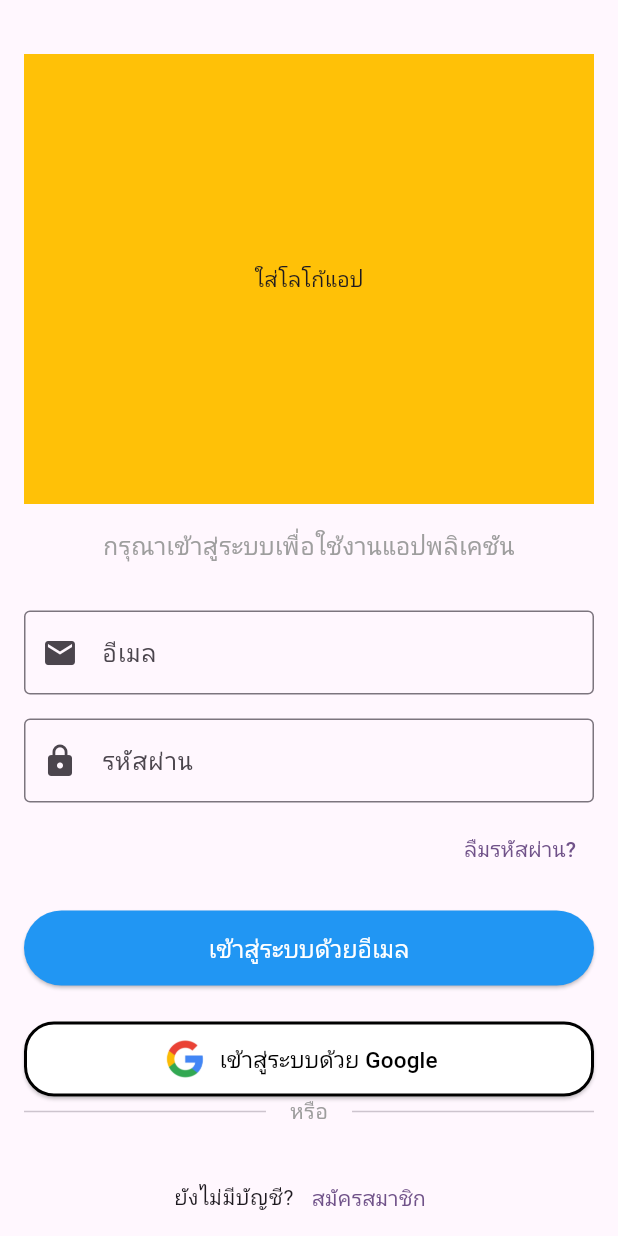
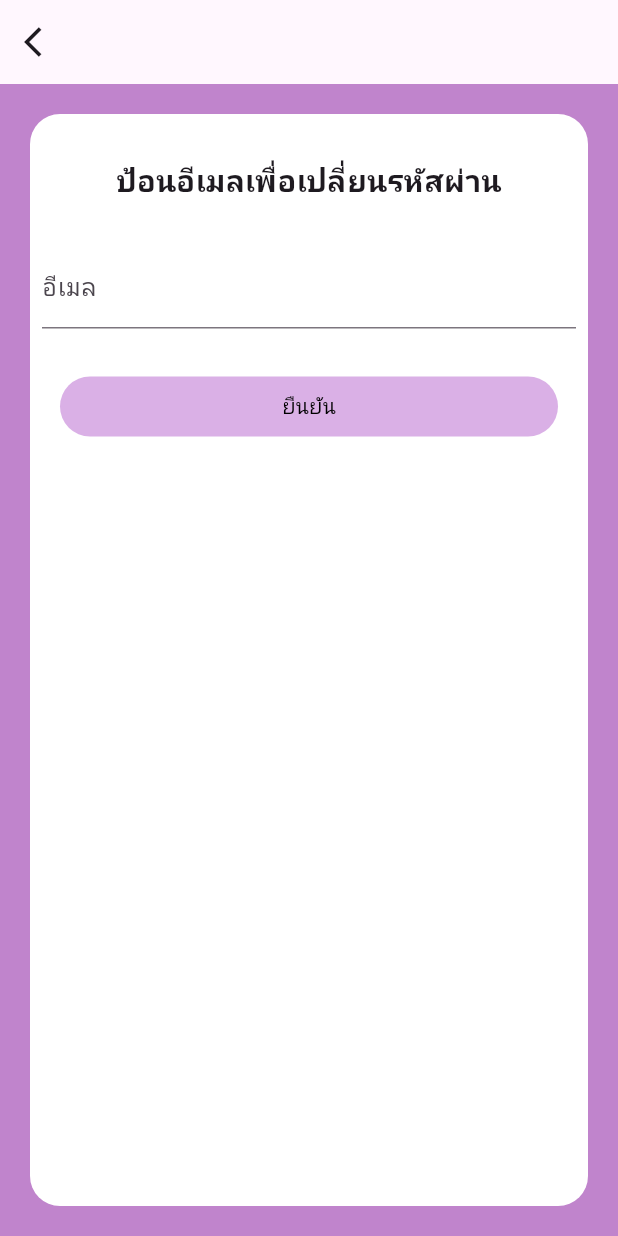
Before and after one commit to peeradol7/fam_care, a Flutter app: the RegisterPage screen opened by its route, after a tap on "สมัครสมาชิก", after a tap on "เข้าสู่ระบบ", after a tap on "ลืมรหัสผ่าน?", on a phone screen of 412 x 824 dp. Run offline on Flutter 3.47's test engine with Material 3 defaults, Android fonts, the phone set to English and light mode, and no system bars; our stand-ins replace cloud_firestore, firebase_auth, firebase_core, get, go_router, google_sign_in and 1 more; accounts and stored records are empty.

Commit message:
reset password

```diff
--- a/lib/app_routes.dart
+++ b/lib/app_routes.dart
@@ -3,6 +3,7 @@ import 'package:fam_care/view/home_page/profile_page/profile_page.dart';
 import 'package:fam_care/view/landing_page/langding_page.dart';
 import 'package:fam_care/view/login_page/login_page.dart';
 import 'package:fam_care/view/register_page/register_page.dart';
+import 'package:fam_care/view/register_page/reset_password_page.dart';
 import 'package:fam_care/view/test.dart';
 import 'package:go_router/go_router.dart';
 
@@ -14,6 +15,8 @@ class AppRoutes {
   static const String inputInformationPage = '/input-information';
   static const String homePage = '/homePage';
   static const String test = '/test';
+  static const String resetPasswordPage = '/reset-password';
+
   static const String profilePage = '/edit-profile';
 
   static final GoRouter router = GoRouter(
@@ -40,6 +43,10 @@ class AppRoutes {
         builder: (context, state) => BirthDateForm(),
       ),
       GoRoute(
+        path: resetPasswordPage,
+        builder: (context, state) => ResetPasswordPage(),
+      ),
+      GoRoute(
         path: '$profilePage/:userId',
         builder: (context, state) {
           final userId = state.pathParameters['userId'] ?? '';
--- a/lib/main.dart
+++ b/lib/main.dart
@@ -1,5 +1,5 @@
 import 'package:fam_care/constatnt/app_colors.dart';
-import 'package:fam_care/controller/email_login_controller.dart';
+import 'package:fam_care/controller/email_auth_controller.dart';
 import 'package:fam_care/controller/google_auth_controller.dart';
 import 'package:fam_care/controller/menu_bar_controller.dart';
 import 'package:fam_care/controller/user_controller.dart';
@@ -19,7 +19,7 @@ void main() async {
   Get.put(MenuBarController());
   Get.put(GoogleAuthController());
   Get.put(UserController());
-  Get.put(EmailLoginController());
+  Get.put(EmailAuthController());
 
   runApp(const MyApp());
 }
--- a/lib/view/login_page/login_page.dart
+++ b/lib/view/login_page/login_page.dart
@@ -5,7 +5,7 @@ import 'package:flutter/material.dart';
 import 'package:get/get.dart';
 import 'package:go_router/go_router.dart';
 
-import '../../controller/email_login_controller.dart';
+import '../../controller/email_auth_controller.dart';
 import '../../controller/google_auth_controller.dart';
 
 class LoginScreen extends StatefulWidget {
@@ -17,8 +17,7 @@ class LoginScreen extends StatefulWidget {
 
 class _LoginScreenState extends State<LoginScreen> {
   CustomButton customButton = CustomButton();
-  final EmailLoginController _emailController =
-      Get.find<EmailLoginController>();
+  final EmailAuthController _emailController = Get.find<EmailAuthController>();
 
   final GoogleAuthController googleAuthController =
       Get.find<GoogleAuthController>();
@@ -118,7 +117,9 @@ class _LoginScreenState extends State<LoginScreen> {
                     Align(
                       alignment: Alignment.centerRight,
                       child: TextButton(
-                        onPressed: () {},
+                        onPressed: () {
+                          context.push(AppRoutes.resetPasswordPage);
+                        },
                         child: const Text('ลืมรหัสผ่าน?'),
                       ),
                     ),
--- a/lib/view/register_page/register_page.dart
+++ b/lib/view/register_page/register_page.dart
@@ -1,5 +1,5 @@
 import 'package:fam_care/app_routes.dart';
-import 'package:fam_care/controller/email_login_controller.dart';
+import 'package:fam_care/controller/email_auth_controller.dart';
 import 'package:fam_care/model/users_model.dart';
 import 'package:flutter/material.dart';
 import 'package:get/get.dart';
@@ -19,7 +19,7 @@ class RegisterPage extends StatefulWidget {
 }
 
 class _RegisterPageState extends State<RegisterPage> {
-  final EmailLoginController authController = Get.put(EmailLoginController());
+  final EmailAuthController authController = Get.put(EmailAuthController());
 
   final TextEditingController emailController = TextEditingController();
   final TextEditingController firstNameController = TextEditingController();
--- /dev/null
+++ b/lib/view/register_page/reset_password_page.dart
@@ -0,0 +1,86 @@
+import 'package:fam_care/constatnt/app_colors.dart';
+import 'package:fam_care/controller/email_auth_controller.dart';
+import 'package:flutter/material.dart';
+import 'package:get/get.dart';
+import 'package:go_router/go_router.dart';
+
+class ResetPasswordPage extends StatelessWidget {
+  ResetPasswordPage({super.key});
+  final EmailAuthController controller = Get.find<EmailAuthController>();
+  @override
+  Widget build(BuildContext context) {
+    return Scaffold(
+        appBar: AppBar(
+          leading: IconButton(
+              onPressed: () {
+                context.pop();
+              },
+              icon: Icon(Icons.arrow_back_ios)),
+        ),
+        body: Container(
+          decoration: BoxDecoration(color: AppColors.background),
+          child: Padding(
+            padding: EdgeInsets.all(20),
+            child: Container(
+              decoration: BoxDecoration(
+                color: Colors.white,
+                borderRadius: BorderRadius.circular(20),
+              ),
+              child: Column(
+                children: [
+                  SizedBox(
+                    height: 30,
+                  ),
+                  Column(
+                    children: [
+                      Center(
+                        child: Text(
+                          'ป้อนอีเมลเพื่อเปลี่ยนรหัสผ่าน',
+                          style: TextStyle(
+                              fontSize: 20, fontWeight: FontWeight.bold),
+                        ),
+                      ),
+                      SizedBox(
+                        height: 20,
+                      ),
+                      SizedBox(
+                        width: 10,
+                      ),
+                      Padding(
+                        padding: const EdgeInsets.all(8.0),
+                        child: TextFormField(
+                          controller: controller.emailController,
+                          decoration: InputDecoration(labelText: "อีเมล"),
+                          keyboardType: TextInputType.emailAddress,
+                        ),
+                      ),
+                    ],
+                  ),
+                  Row(
+                    children: [
+                      Expanded(
+                        child: Padding(
+                          padding: const EdgeInsets.all(20.0),
+                          child: TextButton(
+                            style: ButtonStyle(
+                                backgroundColor: WidgetStatePropertyAll(
+                                    AppColors.secondary)),
+                            onPressed: () {
+                              controller.resetPassword(context);
+                            },
+                            child: Text(
+                              'ยืนยัน',
+                              style: TextStyle(color: Colors.black),
+                            ),
+                          ),
+                        ),
+                      ),
+                    ],
+                  )
+                ],
+              ),
+            ),
+          ),
+        ));
+  }
+}
```
Also changed, not shown: lib/controller/email_auth_controller.dart (renamed from lib/controller/email_login_controller.dart, +45 -2 lines), lib/service/email_auth_service.dart (+9 -0 lines).
